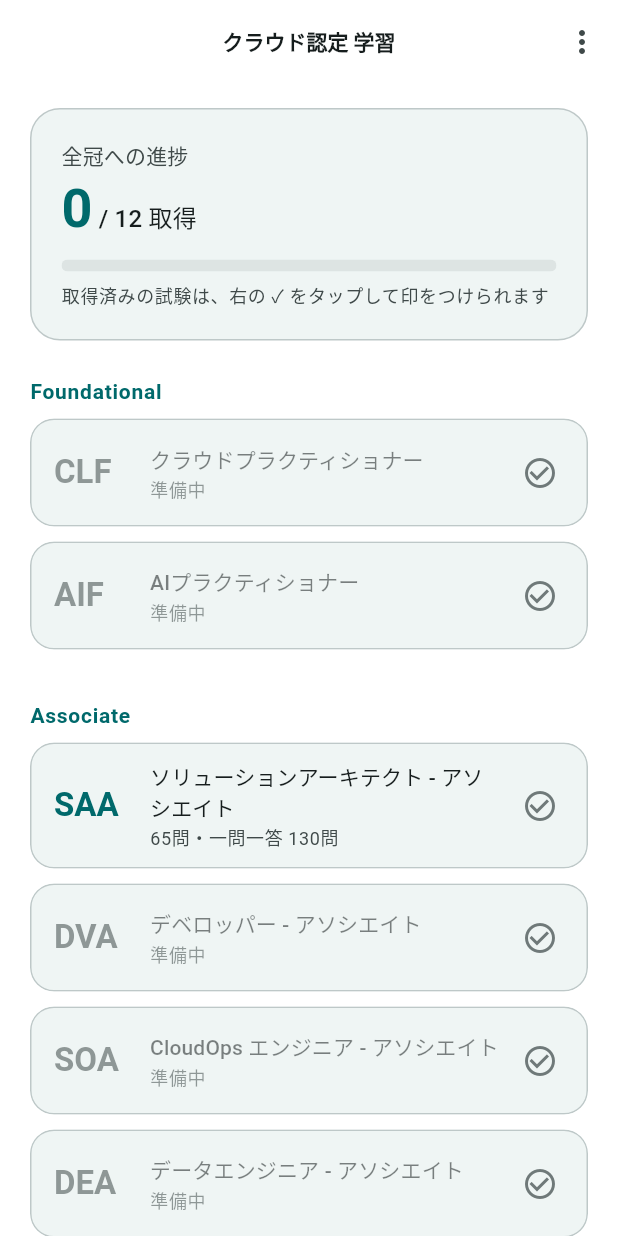
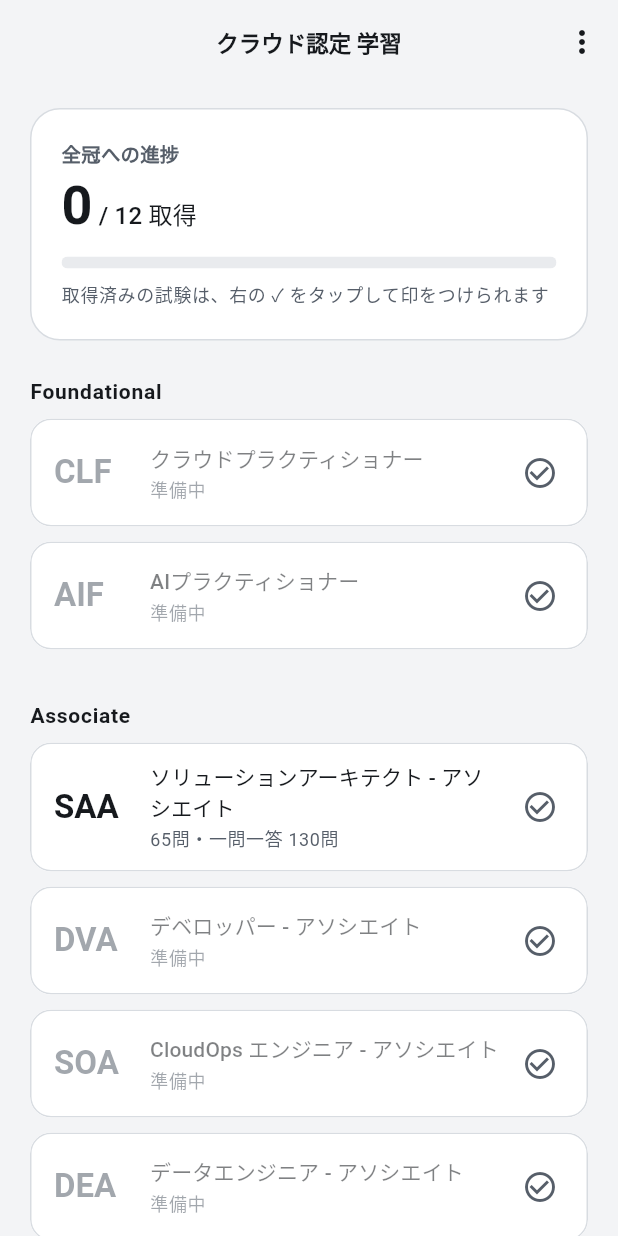
Before and after one commit to TMando616/aws_quiz, a Flutter app: the screen it shows after launch, on a phone screen of 412 x 824 dp. Run offline on Flutter 3.47's test engine with Material 3 defaults, Android fonts, the phone set to English and light mode, and no system bars; our stand-ins replace google_mobile_ads, material_ui, shared_preferences, sqflite; missing offline and left inert: app_tracking_transparency; accounts and stored records are empty.

Commit message:
デザインシステムを追加：DESIGN.md（コンセプト「通勤電車で開く単語帳」）、トークン（AppTokens）、トークンから組むテーマ、CLAUDE.mdにデザインルール
Co-Authored-By: Claude Opus 5.5 <noreply@anthropic.com>
Claude-Session: https://claude.ai/code/session_01AhF6utUWkYFXpzptApVSD5

```diff
--- a/lib/theme/app_theme.dart
+++ b/lib/theme/app_theme.dart
@@ -1,96 +1,147 @@
 import 'package:material_ui/material_ui.dart';
 
-/// アプリ全体の見た目をまとめる（LaravelでいえばCSSの変数や共通スタイル）
+import 'app_tokens.dart';
+
+/// アプリ全体のテーマ。値はすべて DESIGN.md のトークン（[AppTokens]）から作る
 ///
-/// - 白基調でミニマル、角丸のカード、アクセントカラーはティール1色
-/// - AWSのオレンジと紺は、公式アプリと誤解されやすいので使わない
-/// - 長文の問題文が読みやすいことを最優先に、本文の文字サイズと行間を広めにする
+/// - コンセプトは「通勤電車で開く単語帳」。色は墨が基本で、アクセントはマーカーの黄色を少量
+/// - シードカラーからの自動生成はせず、ColorScheme を固定の値で組む（配色が平均的にならないように）
 class AppTheme {
   AppTheme._();
 
-  static const _accent = Color(0xFF0F8B8D); // ティール
+  static ThemeData light() => _build(AppTokens.light, Brightness.light);
+  static ThemeData dark() => _build(AppTokens.dark, Brightness.dark);
 
-  static ThemeData light() => _build(Brightness.light);
-  static ThemeData dark() => _build(Brightness.dark);
-
-  static ThemeData _build(Brightness brightness) {
-    final isDark = brightness == Brightness.dark;
-    final scheme = ColorScheme.fromSeed(
-      seedColor: _accent,
+  static ThemeData _build(AppTokens t, Brightness brightness) {
+    final scheme = ColorScheme(
       brightness: brightness,
-      // 背景はほぼ白（ダークではほぼ黒）にして、色はアクセントだけに絞る
-      surface: isDark ? const Color(0xFF121414) : Colors.white,
+      primary: t.ink,
+      onPrimary: t.onInk,
+      secondary: t.ink,
+      onSecondary: t.onInk,
+      error: t.danger,
+      onError: t.surface,
+      surface: t.surface,
+      onSurface: t.textPrimary,
+      onSurfaceVariant: t.textSecondary,
+      surfaceContainerLowest: t.surface,
+      surfaceContainerLow: t.surface,
+      surfaceContainer: t.background,
+      surfaceContainerHigh: t.surfaceMuted,
+      surfaceContainerHighest: t.surfaceMuted,
+      outline: t.textSecondary,
+      outlineVariant: t.hairline,
+      primaryContainer: t.surfaceMuted,
+      onPrimaryContainer: t.textPrimary,
     );
 
-    final base = ThemeData(colorScheme: scheme, brightness: brightness);
+    final base = ThemeData(
+      colorScheme: scheme,
+      brightness: brightness,
+      scaffoldBackgroundColor: t.background,
+      extensions: [t],
+    );
     final text = base.textTheme;
 
+    final controlShape = RoundedRectangleBorder(
+      borderRadius: BorderRadius.circular(t.radiusControl),
+    );
+
     return base.copyWith(
-      scaffoldBackgroundColor: scheme.surface,
       textTheme: text.copyWith(
-        // 問題文・解説（長文）
-        bodyLarge: text.bodyLarge?.copyWith(fontSize: 17, height: 1.7),
-        bodyMedium: text.bodyMedium?.copyWith(fontSize: 15, height: 1.65),
+        headlineSmall: t.title,
+        titleLarge: t.title,
+        bodyLarge: t.question,
+        bodyMedium: t.body,
+        labelLarge: t.label.copyWith(color: t.textPrimary),
+        labelMedium: t.label,
+        bodySmall: t.caption,
       ),
       appBarTheme: AppBarTheme(
-        backgroundColor: scheme.surface,
+        backgroundColor: t.background,
+        foregroundColor: t.textPrimary,
         surfaceTintColor: Colors.transparent,
         elevation: 0,
-        scrolledUnderElevation: 0.5,
+        scrolledUnderElevation: 0,
         centerTitle: true,
-        titleTextStyle: text.titleMedium?.copyWith(
-          fontWeight: FontWeight.w600,
-          color: scheme.onSurface,
-        ),
+        titleTextStyle: t.numeric(t.label.copyWith(
+          fontSize: 15,
+          color: t.textPrimary,
+        )),
       ),
+      // カードは問題のカード専用の見た目にするので、Card は線だけの控えめなものにする
       cardTheme: CardThemeData(
         elevation: 0,
-        color: scheme.surfaceContainerLow,
+        margin: EdgeInsets.zero,
+        color: t.surface,
         surfaceTintColor: Colors.transparent,
         shape: RoundedRectangleBorder(
-          borderRadius: BorderRadius.circular(16),
-          side: BorderSide(color: scheme.outlineVariant),
+          borderRadius: BorderRadius.circular(t.radiusControl),
+          side: BorderSide(color: t.hairline, width: t.borderThin),
         ),
       ),
       filledButtonTheme: FilledButtonThemeData(
         style: FilledButton.styleFrom(
-          minimumSize: const Size.fromHeight(52),
-          shape: RoundedRectangleBorder(
-            borderRadius: BorderRadius.circular(14),
-          ),
-          textStyle: text.titleMedium?.copyWith(fontWeight: FontWeight.w600),
+          backgroundColor: t.ink,
+          foregroundColor: t.onInk,
+          disabledBackgroundColor: t.surfaceMuted,
+          disabledForegroundColor: t.textSecondary,
+          minimumSize: Size.fromHeight(t.tapTarget),
+          shape: controlShape,
+          textStyle: t.label.copyWith(fontSize: 16),
         ),
       ),
       outlinedButtonTheme: OutlinedButtonThemeData(
         style: OutlinedButton.styleFrom(
-          minimumSize: const Size.fromHeight(52),
-          shape: RoundedRectangleBorder(
-            borderRadius: BorderRadius.circular(14),
-          ),
+          foregroundColor: t.textPrimary,
+          minimumSize: Size.fromHeight(t.tapTarget),
+          side: BorderSide(color: t.hairline, width: t.borderControl),
+          shape: controlShape,
+          textStyle: t.label.copyWith(fontSize: 15),
         ),
       ),
-      dividerTheme: DividerThemeData(color: scheme.outlineVariant),
+      textButtonTheme: TextButtonThemeData(
+        style: TextButton.styleFrom(
+          foregroundColor: t.textPrimary,
+          textStyle: t.label,
+        ),
+      ),
+      progressIndicatorTheme: ProgressIndicatorThemeData(
+        color: t.marker,
+        linearTrackColor: t.surfaceMuted,
+      ),
+      switchTheme: SwitchThemeData(
+        thumbColor: WidgetStateProperty.resolveWith(
+          (s) => s.contains(WidgetState.selected) ? t.onInk : t.textSecondary,
+        ),
+        trackColor: WidgetStateProperty.resolveWith(
+          (s) => s.contains(WidgetState.selected) ? t.ink : t.surfaceMuted,
+        ),
+      ),
+      tabBarTheme: TabBarThemeData(
+        labelColor: t.textPrimary,
+        unselectedLabelColor: t.textSecondary,
+        indicatorColor: t.ink,
+        dividerColor: t.hairline,
+        labelStyle: t.label.copyWith(fontSize: 15),
+      ),
+      dividerTheme: DividerThemeData(
+        color: t.hairline,
+        thickness: t.borderThin,
+        space: t.borderThin,
+      ),
+      snackBarTheme: SnackBarThemeData(
+        backgroundColor: t.ink,
+        contentTextStyle: t.body.copyWith(color: t.onInk),
+      ),
     );
   }
 
-  /// 正解・不正解の色。ダークモードでも読めるように明るさを変える
+  // 正誤の色（既存のコードとの互換のために残す。中身はトークン）
   static Color correctBackground(BuildContext context) =>
-      Theme.of(context).brightness == Brightness.dark
-      ? const Color(0xFF1F3D2B)
-      : const Color(0xFFE3F4E8);
-
+      context.tokens.correctSurface;
   static Color wrongBackground(BuildContext context) =>
-      Theme.of(context).brightness == Brightness.dark
-      ? const Color(0xFF4A2326)
-      : const Color(0xFFFBE4E4);
-
-  static Color correctForeground(BuildContext context) =>
-      Theme.of(context).brightness == Brightness.dark
-      ? const Color(0xFF7DD69B)
-      : const Color(0xFF1E7B3C);
-
-  static Color wrongForeground(BuildContext context) =>
-      Theme.of(context).brightness == Brightness.dark
-      ? const Color(0xFFF08A8A)
-      : const Color(0xFFC62828);
+      context.tokens.dangerSurface;
+  static Color correctForeground(BuildContext context) => context.tokens.correct;
+  static Color wrongForeground(BuildContext context) => context.tokens.danger;
 }
--- /dev/null
+++ b/lib/theme/app_tokens.dart
@@ -0,0 +1,180 @@
+
+import 'package:material_ui/material_ui.dart';
+
+/// デザインのトークン（DESIGN.md の値をそのままコードにしたもの）
+///
+/// 画面のコードでは `context.tokens.space4` のように使い、数値やカラーコードを直接書かない。
+/// Laravel でいえば、CSS の変数を1か所にまとめた設定ファイルのようなもの。
+@immutable
+class AppTokens extends ThemeExtension<AppTokens> {
+  const AppTokens({
+    required this.background,
+    required this.surface,
+    required this.surfaceMuted,
+    required this.textPrimary,
+    required this.textSecondary,
+    required this.hairline,
+    required this.ink,
+    required this.onInk,
+    required this.marker,
+    required this.correct,
+    required this.correctSurface,
+    required this.danger,
+    required this.dangerSurface,
+    required this.cardShadow,
+  });
+
+  // ---------- カラー ----------
+  final Color background;
+  final Color surface;
+  final Color surfaceMuted;
+  final Color textPrimary;
+  final Color textSecondary;
+  final Color hairline;
+
+  /// 主ボタンの塗り（墨）
+  final Color ink;
+  final Color onInk;
+
+  /// アクセント（マーカーの黄色）。進捗のバーと「ポイント」の下線だけに使い、文字色には使わない
+  final Color marker;
+  final Color correct;
+  final Color correctSurface;
+  final Color danger;
+  final Color dangerSurface;
+
+  /// 問題のカードの影（ダークでは空）
+  final List<BoxShadow> cardShadow;
+
+  // ---------- 余白（4pt スケール） ----------
+  double get space1 => 4;
+  double get space2 => 8;
+  double get space3 => 12;
+  double get space4 => 16;
+  double get space5 => 24;
+  double get space6 => 32;
+  double get space7 => 48;
+
+  // ---------- 角丸・枠線 ----------
+  double get radiusCard => 20;
+  double get radiusControl => 14;
+  double get radiusSmall => 8;
+  double get borderThin => 1;
+  double get borderControl => 1.5;
+  double get borderControlSelected => 2;
+
+  /// タップの的の最小の高さ（揺れる電車の中でも押しやすいように）
+  double get tapTarget => 52;
+
+  // ---------- モーション ----------
+  Duration get answerFeedback => const Duration(milliseconds: 180);
+  Duration get cardFlip => const Duration(milliseconds: 220);
+
+  // ---------- 文字 ----------
+  static const _tabular = [FontFeature.tabularFigures()];
+
+  /// 正答率などの結果の数字
+  TextStyle get display => TextStyle(
+    fontSize: 44,
+    height: 1.1,
+    fontWeight: FontWeight.w800,
+    color: textPrimary,
+    fontFeatures: _tabular,
+  );
+
+  /// 画面の見出し（試験名など）
+  TextStyle get title => TextStyle(
+    fontSize: 22,
+    height: 1.35,
+    fontWeight: FontWeight.w700,
+    color: textPrimary,
+  );
+
+  /// 問題文（カードの中）
+  TextStyle get question => TextStyle(
+    fontSize: 18,
+    height: 1.75,
+    fontWeight: FontWeight.w500,
+    color: textPrimary,
+  );
+
+  /// 解説・選択肢
+  TextStyle get body => TextStyle(
+    fontSize: 15,
+    height: 1.7,
+    fontWeight: FontWeight.w400,
+    color: textPrimary,
+  );
+
+  /// セクション名・分野名などの短いラベル
+  TextStyle get label => TextStyle(
+    fontSize: 13,
+    height: 1.4,
+    fontWeight: FontWeight.w700,
+    color: textSecondary,
+  );
+
+  /// 補足（問題数・比重など）。数字は等幅
+  TextStyle get caption => TextStyle(
+    fontSize: 12,
+    height: 1.5,
+    fontWeight: FontWeight.w400,
+    color: textSecondary,
+    fontFeatures: _tabular,
+  );
+
+  /// 等幅の数字にしたいときに、ほかのスタイルに重ねる
+  TextStyle numeric(TextStyle base) => base.copyWith(fontFeatures: _tabular);
+
+  static const light = AppTokens(
+    background: Color(0xFFF3F4F6),
+    surface: Color(0xFFFFFFFF),
+    surfaceMuted: Color(0xFFE9EBEE),
+    textPrimary: Color(0xFF16191D),
+    textSecondary: Color(0xFF565E69),
+    hairline: Color(0xFFD8DCE1),
+    ink: Color(0xFF16191D),
+    onInk: Color(0xFFFFFFFF),
+    marker: Color(0xFFF5C518),
+    correct: Color(0xFF1C7A3E),
+    correctSurface: Color(0xFFE2F3E7),
+    danger: Color(0xFFC02626),
+    dangerSurface: Color(0xFFFBE3E3),
+    cardShadow: [
+      BoxShadow(color: Color(0x14000000), offset: Offset(0, 6), blurRadius: 20),
+    ],
+  );
+
+  static const dark = AppTokens(
+    background: Color(0xFF111315),
+    surface: Color(0xFF1B1E22),
+    surfaceMuted: Color(0xFF24282D),
+    textPrimary: Color(0xFFECEEF1),
+    textSecondary: Color(0xFFA9B0B9),
+    hairline: Color(0xFF33383E),
+    ink: Color(0xFFECEEF1),
+    onInk: Color(0xFF111315),
+    marker: Color(0xFFE3B514),
+    correct: Color(0xFF7FD69C),
+    correctSurface: Color(0xFF1D3A28),
+    danger: Color(0xFFF28B8B),
+    dangerSurface: Color(0xFF45201F),
+    cardShadow: [],
+  );
+
+  @override
+  AppTokens copyWith() => this;
+
+  @override
+  AppTokens lerp(ThemeExtension<AppTokens>? other, double t) =>
+      t < 0.5 ? this : (other as AppTokens? ?? this);
+}
+
+extension AppTokensContext on BuildContext {
+  /// 今のテーマのトークン。テーマに入っていないとき（テストなど）は明るさに合わせた既定値
+  AppTokens get tokens {
+    final theme = Theme.of(this);
+    return theme.extension<AppTokens>() ??
+        (theme.brightness == Brightness.dark ? AppTokens.dark : AppTokens.light);
+  }
+}
```
Also changed, not shown: 2 other files.
